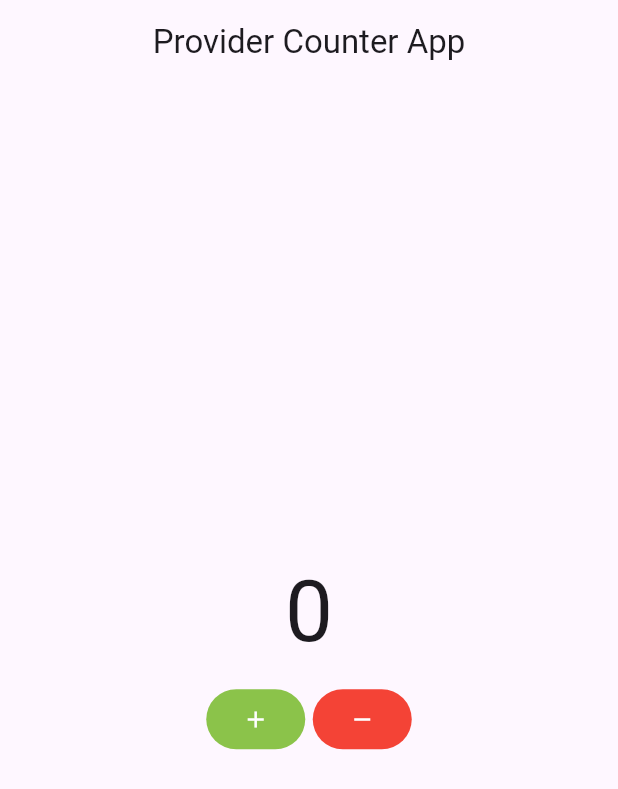
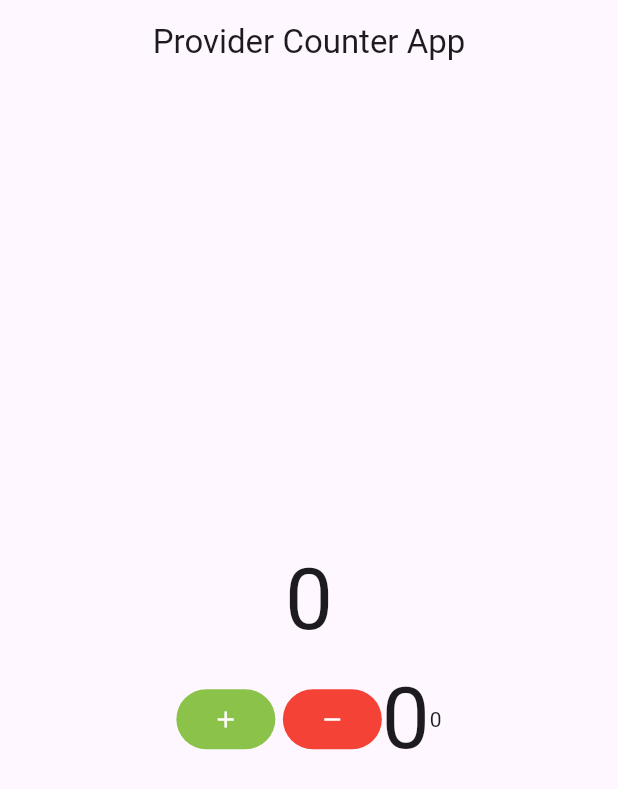
Before and after one commit to goingdark007/Provider-Counter-App, a Flutter app: the screen it shows after launch, on a phone screen of 412 x 824 dp. Shown: the top 789 px of the screen. Run offline on Flutter 3.47's test engine with Material 3 defaults, Android fonts, the phone set to English and light mode, and no system bars.

Commit message:
Added watching one state instead of the whole notifier class

```diff
--- a/lib/counter_screen.dart
+++ b/lib/counter_screen.dart
@@ -11,6 +11,10 @@ class CounterScreen extends StatelessWidget {
 
     final counter = context.watch<CounterProvider>();
 
+    // Rebuilds selectively shorter version
+    final count = context.select<CounterProvider, int>((counter) => counter.count);
+
+
     return Scaffold(
       appBar: AppBar(
         title: const Text('Provider Counter App'),
@@ -19,8 +23,12 @@ class CounterScreen extends StatelessWidget {
       body: Column(
         mainAxisAlignment: .center,
         children: [
+
+          // Using watch
           Text(counter.count.toString(), style: Theme.of(context).textTheme.displayLarge),
+
           const SizedBox(height: 15,),
+
           Row(
             mainAxisAlignment: .center,
             children: [
@@ -33,6 +41,19 @@ class CounterScreen extends StatelessWidget {
                 ),
                   child: Icon(Icons.remove),
               ),
+
+              const SizedBox(height: 10,),
+
+              // Rebuilds selectively
+              Selector<CounterProvider, int> (
+                selector: (context, counter) => counter.count,
+                builder: (context, count, child) {
+                  return Text(count.toString(), style: Theme.of(context).textTheme.displayLarge);
+                }
+              ),
+              // Shorter version
+              Text('$count')
+
             ]
           )
         ],
```
